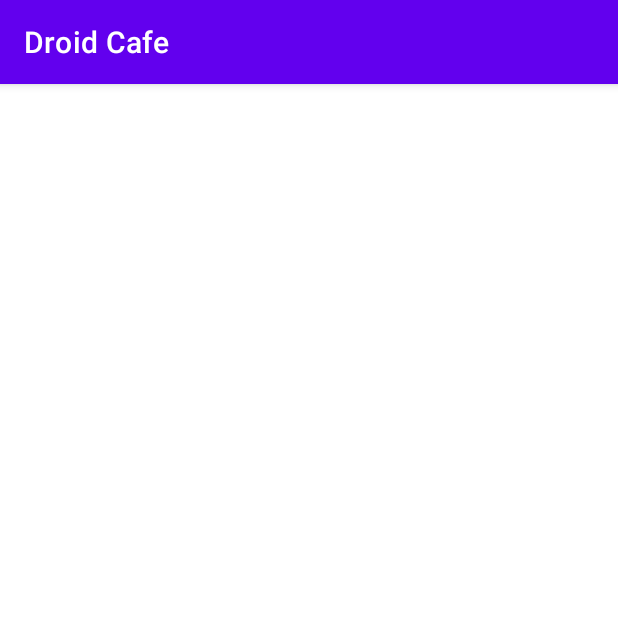
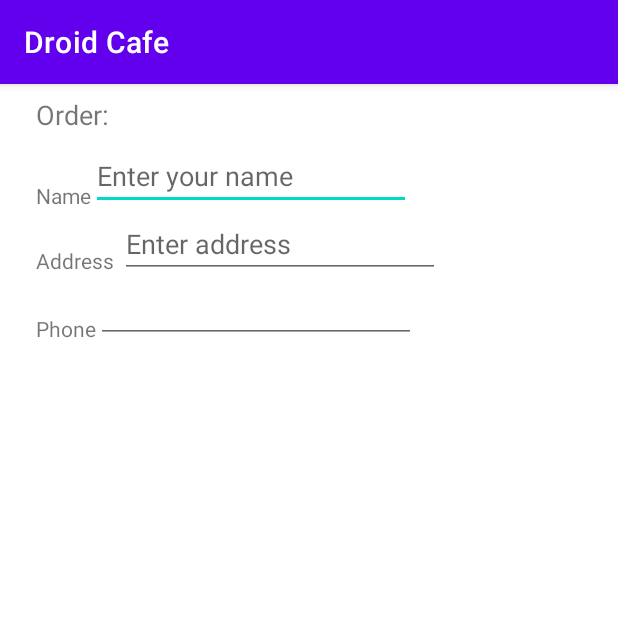
Before and after one commit to BenCraystonStudent/DroidCafe, an Android app: the OrderActivity screen opened directly, with no data from a screen before it, on a phone screen of 412 x 824 dp, the top half of it. Run offline under Robolectric (Android 15) with nearby library versions, the phone set to English and light mode, and no system bars.

Commit message:
New branch created

```diff
--- a/app/src/main/res/layout/activity_order.xml
+++ b/app/src/main/res/layout/activity_order.xml
@@ -6,4 +6,84 @@
     android:layout_height="match_parent"
     tools:context=".OrderActivity">
 
+    <TextView
+        android:id="@+id/order_textview"
+        android:layout_width="wrap_content"
+        android:layout_height="wrap_content"
+        android:layout_marginStart="24dp"
+        android:layout_marginLeft="24dp"
+        android:layout_marginTop="8dp"
+        android:text="@string/order_label_text"
+        android:textSize="18sp"
+        app:layout_constraintStart_toStartOf="parent"
+        app:layout_constraintTop_toTopOf="parent" />
+
+    <TextView
+        android:id="@+id/name_label"
+        android:layout_width="wrap_content"
+        android:layout_height="wrap_content"
+        android:text="@string/name_label_text"
+        android:layout_marginStart="24dp"
+        android:layout_marginLeft="24dp"
+        android:layout_marginTop="32dp"
+        app:layout_constraintStart_toStartOf="parent"
+        app:layout_constraintTop_toBottomOf="@+id/order_textview"
+         />
+
+    <EditText
+        android:id="@+id/name_text"
+        android:layout_width="wrap_content"
+        android:layout_height="wrap_content"
+        android:ems="10"
+        android:hint="@string/enter_name_hint"
+        android:inputType="textPersonName"
+        app:layout_constraintBottom_toBottomOf="@+id/name_label"
+        app:layout_constraintStart_toEndOf="@+id/name_label" />
+
+    <TextView
+        android:id="@+id/address_label"
+        android:layout_width="wrap_content"
+        android:layout_height="wrap_content"
+        android:layout_marginStart="24dp"
+        android:layout_marginLeft="24dp"
+        android:layout_marginTop="24dp"
+        android:text="@string/address_label_text"
+        app:layout_constraintStart_toStartOf="parent"
+        app:layout_constraintTop_toBottomOf="@+id/name_label"
+         />
+
+    <EditText
+        android:id="@+id/address_text"
+        android:layout_width="wrap_content"
+        android:layout_height="wrap_content"
+        android:layout_marginStart="4dp"
+        android:ems="10"
+        android:gravity="start|top"
+        android:hint="Enter address"
+        android:inputType="textMultiLine"
+        app:layout_constraintBottom_toBottomOf="@+id/address_label"
+        app:layout_constraintStart_toEndOf="@+id/address_label"
+        app:layout_constraintTop_toBottomOf="@+id/name_text"
+        app:layout_constraintVertical_bias="0.0" />
+
+    <TextView
+        android:id="@+id/phone_label"
+        android:layout_width="wrap_content"
+        android:layout_height="wrap_content"
+        android:text="@string/phone_label_text"
+        android:layout_marginStart="24dp"
+        android:layout_marginLeft="24dp"
+        android:layout_marginTop="24dp"
+        app:layout_constraintStart_toStartOf="parent"
+        app:layout_constraintTop_toBottomOf="@+id/address_text"
+        />
+
+    <EditText
+        android:id="@+id/phone_text"
+        android:layout_width="wrap_content"
+        android:layout_height="wrap_content"
+        android:ems="10"
+        android:inputType="phone"
+        app:layout_constraintBottom_toBottomOf="@+id/phone_label"
+        app:layout_constraintStart_toEndOf="@+id/phone_label" />
 </androidx.constraintlayout.widget.ConstraintLayout>
--- a/app/src/main/res/values/strings.xml
+++ b/app/src/main/res/values/strings.xml
@@ -6,7 +6,7 @@
     <string name="second_fragment_label">Second Fragment</string>
     <string name="next">Next</string>
     <string name="previous">Previous</string>
-
+    <string name="order_label_text">Order:</string>
     <string name="hello_first_fragment">Hello first fragment</string>
     <string name="hello_second_fragment">Hello second fragment. Arg: %1$s</string>
     <string name="intro_text">Droid Desserts</string>
@@ -16,4 +16,8 @@
     <string name="donut_order_message">You ordered a donut.</string>
     <string name="ice_cream_order_message">You ordered an ice cream sandwich.</string>
     <string name="froyo_order_message">You ordered a FroYo.</string>
+    <string name="name_label_text">Name</string>
+    <string name="enter_name_hint">Enter your name</string>
+    <string name="address_label_text">Address</string>
+    <string name="phone_label_text">Phone</string>
 </resources>
```
